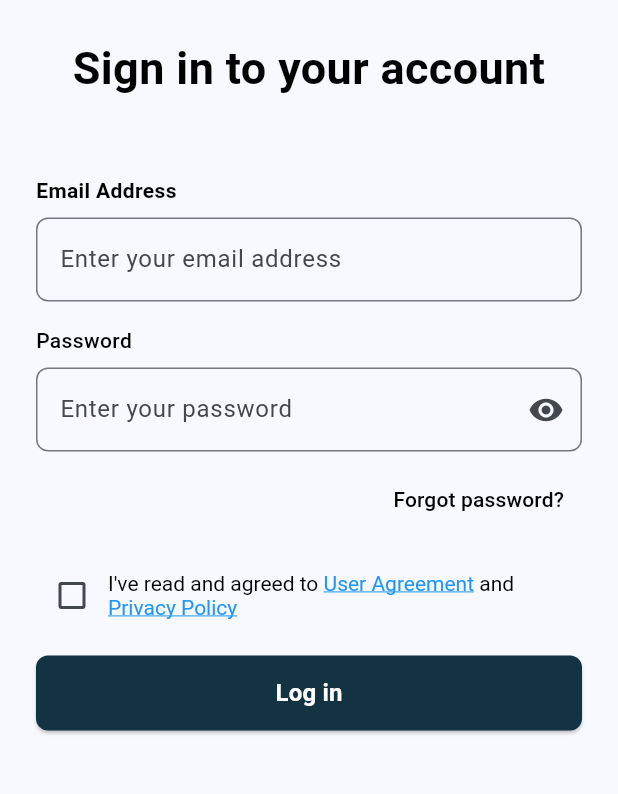
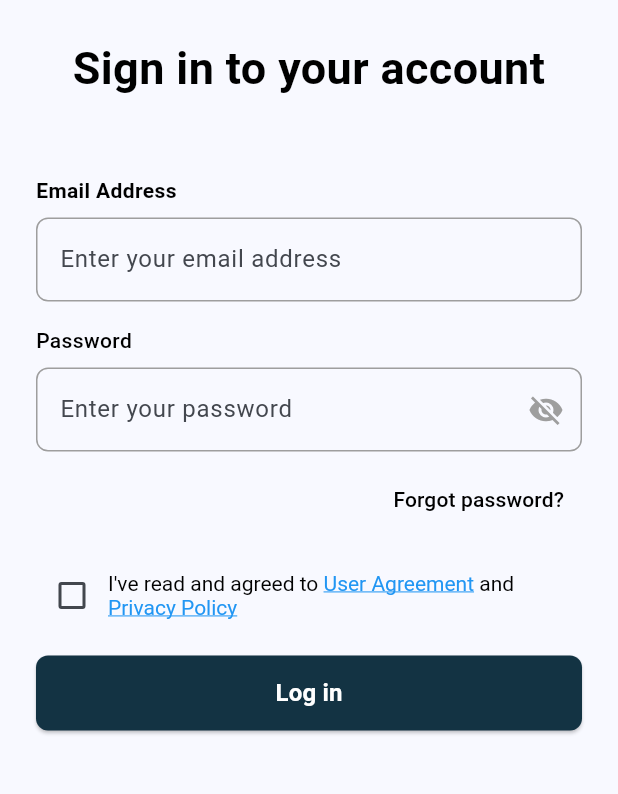
Before and after one commit to naparamon5-spec/Starlink-App, a Flutter app: the screen it shows after launch, on a phone screen of 412 x 824 dp, the part 312-1106 px from its top. Run offline on Flutter 3.47's test engine with Material 3 defaults, Android fonts, the phone set to English and light mode, and no system bars; our stand-ins replace flutter_svg, shared_preferences.

Commit message:
update: login screen

```diff
--- a/lib/pages/login_screen.dart
+++ b/lib/pages/login_screen.dart
@@ -1,10 +1,47 @@
 import 'package:flutter/material.dart';
 import 'package:flutter_svg/flutter_svg.dart';
 import 'home/home_screen.dart';
-import 'forgot_password.dart'; // Updated import to match the correct file name
+import 'forgot_password.dart';
 
-class LoginScreen extends StatelessWidget {
+class LoginScreen extends StatefulWidget {
   const LoginScreen({super.key});
+
+  @override
+  State<LoginScreen> createState() => _LoginScreenState();
+}
+
+class _LoginScreenState extends State<LoginScreen> {
+  bool _isPasswordVisible = false;
+  bool _isAgreedToTerms = false;
+  bool _showValidation =
+      false; // Add state to track if validation should be shown
+  final _formKey = GlobalKey<FormState>();
+  final _emailController = TextEditingController();
+  final _passwordController = TextEditingController();
+
+  bool isEmailValid(String email) {
+    return RegExp(r'^[\w-\.]+@([\w-]+\.)+[\w-]{2,4}$').hasMatch(email);
+  }
+
+  @override
+  void dispose() {
+    _emailController.dispose();
+    _passwordController.dispose();
+    super.dispose();
+  }
+
+  void _handleLogin() {
+    setState(() {
+      _showValidation = true; // Show validation on login attempt
+    });
+
+    if (_formKey.currentState!.validate() && _isAgreedToTerms) {
+      Navigator.pushReplacement(
+        context,
+        MaterialPageRoute(builder: (context) => HomeScreen()),
+      );
+    }
+  }
 
   @override
   Widget build(BuildContext context) {
@@ -13,15 +50,20 @@ class LoginScreen extends StatelessWidget {
         child: Padding(
           padding: const EdgeInsets.symmetric(horizontal: 24.0),
           child: SingleChildScrollView(
+            child: Form(
+              key: _formKey,
+              autovalidateMode:
+                  _showValidation
+                      ? AutovalidateMode.always
+                      : AutovalidateMode
+                          .disabled, // Control when validation shows
               child: Column(
                 mainAxisAlignment: MainAxisAlignment.center,
                 crossAxisAlignment: CrossAxisAlignment.center,
                 children: [
                   SizedBox(height: 45),
-                // Logo
                   SvgPicture.asset('assets/images/logo_full.svg', height: 50),
                   SizedBox(height: 24),
-                // Title
                   Text(
                     'Sign in to your account',
                     style: TextStyle(
@@ -31,8 +73,7 @@ class LoginScreen extends StatelessWidget {
                     ),
                     textAlign: TextAlign.center,
                   ),
-                SizedBox(height: 50), // Increased spacing below the title
-                // Email Address Field
+                  SizedBox(height: 50),
                   Align(
                     alignment: Alignment.centerLeft,
                     child: Text(
@@ -45,16 +86,45 @@ class LoginScreen extends StatelessWidget {
                     ),
                   ),
                   SizedBox(height: 8),
-                TextField(
+                  TextFormField(
+                    controller: _emailController,
+                    keyboardType: TextInputType.emailAddress,
                     decoration: InputDecoration(
                       hintText: 'Enter your email address',
                       border: OutlineInputBorder(
                         borderRadius: BorderRadius.circular(8.0),
+                        borderSide: BorderSide(color: Colors.grey),
                       ),
+                      enabledBorder: OutlineInputBorder(
+                        borderRadius: BorderRadius.circular(8.0),
+                        borderSide: BorderSide(color: Colors.grey),
                       ),
+                      focusedBorder: OutlineInputBorder(
+                        borderRadius: BorderRadius.circular(8.0),
+                        borderSide: BorderSide(color: Color(0xFF133343)),
+                      ),
+                      errorBorder: OutlineInputBorder(
+                        borderRadius: BorderRadius.circular(8.0),
+                        borderSide: BorderSide(color: Colors.red, width: 1.5),
+                      ),
+                      focusedErrorBorder: OutlineInputBorder(
+                        borderRadius: BorderRadius.circular(8.0),
+                        borderSide: BorderSide(color: Colors.red, width: 1.5),
+                      ),
+                      errorStyle: TextStyle(color: Colors.red, fontSize: 12),
+                      errorMaxLines: 2, // Allow error text to wrap
+                    ),
+                    validator: (value) {
+                      if (value == null || value.isEmpty) {
+                        return 'Please enter your email address';
+                      }
+                      if (!isEmailValid(value)) {
+                        return 'Please enter a valid email address';
+                      }
+                      return null;
+                    },
                   ),
                   SizedBox(height: 16),
-                // Password Field
                   Align(
                     alignment: Alignment.centerLeft,
                     child: Text(
@@ -67,18 +137,58 @@ class LoginScreen extends StatelessWidget {
                     ),
                   ),
                   SizedBox(height: 8),
-                TextField(
-                  obscureText: true,
+                  TextFormField(
+                    controller: _passwordController,
+                    obscureText: !_isPasswordVisible,
                     decoration: InputDecoration(
                       hintText: 'Enter your password',
                       border: OutlineInputBorder(
                         borderRadius: BorderRadius.circular(8.0),
+                        borderSide: BorderSide(color: Colors.grey),
                       ),
-                    suffixIcon: Icon(Icons.visibility),
+                      enabledBorder: OutlineInputBorder(
+                        borderRadius: BorderRadius.circular(8.0),
+                        borderSide: BorderSide(color: Colors.grey),
+                      ),
+                      focusedBorder: OutlineInputBorder(
+                        borderRadius: BorderRadius.circular(8.0),
+                        borderSide: BorderSide(color: Color(0xFF133343)),
+                      ),
+                      errorBorder: OutlineInputBorder(
+                        borderRadius: BorderRadius.circular(8.0),
+                        borderSide: BorderSide(color: Colors.red, width: 1.5),
+                      ),
+                      focusedErrorBorder: OutlineInputBorder(
+                        borderRadius: BorderRadius.circular(8.0),
+                        borderSide: BorderSide(color: Colors.red, width: 1.5),
+                      ),
+                      errorStyle: TextStyle(color: Colors.red, fontSize: 12),
+                      errorMaxLines: 2, // Allow error text to wrap
+                      suffixIcon: IconButton(
+                        icon: Icon(
+                          _isPasswordVisible
+                              ? Icons.visibility
+                              : Icons.visibility_off,
+                          color: Colors.grey,
+                        ),
+                        onPressed: () {
+                          setState(() {
+                            _isPasswordVisible = !_isPasswordVisible;
+                          });
+                        },
                       ),
                     ),
+                    validator: (value) {
+                      if (value == null || value.isEmpty) {
+                        return 'Please enter your password';
+                      }
+                      if (value.length < 6) {
+                        return 'Password must be at least 6 characters';
+                      }
+                      return null;
+                    },
+                  ),
                   SizedBox(height: 8),
-                // Forgot Password
                   Align(
                     alignment: Alignment.centerRight,
                     child: TextButton(
@@ -86,9 +196,7 @@ class LoginScreen extends StatelessWidget {
                         Navigator.push(
                           context,
                           MaterialPageRoute(
-                          builder:
-                              (context) =>
-                                  ForgotPasswordPage(), // Updated to match the correct class name
+                            builder: (context) => ForgotPasswordPage(),
                           ),
                         );
                       },
@@ -99,10 +207,16 @@ class LoginScreen extends StatelessWidget {
                     ),
                   ),
                   SizedBox(height: 16),
-                // Agreement Checkbox
                   Row(
                     children: [
-                    Checkbox(value: false, onChanged: (value) {}),
+                      Checkbox(
+                        value: _isAgreedToTerms,
+                        onChanged: (value) {
+                          setState(() {
+                            _isAgreedToTerms = value ?? false;
+                          });
+                        },
+                      ),
                       Expanded(
                         child: RichText(
                           text: TextSpan(
@@ -130,15 +244,19 @@ class LoginScreen extends StatelessWidget {
                       ),
                     ],
                   ),
+                  if (_showValidation &&
+                      !_isAgreedToTerms) // Show terms agreement error
+                    Padding(
+                      padding: const EdgeInsets.only(top: 8.0),
+                      child: Text(
+                        'Please agree to the Terms and Privacy Policy',
+                        style: TextStyle(color: Colors.red, fontSize: 12),
+                      ),
+                    ),
                   SizedBox(height: 16),
-                // Sign In Button
                   ElevatedButton(
-                  onPressed: () {
-                    Navigator.pushReplacement(
-                      context,
-                      MaterialPageRoute(builder: (context) => HomeScreen()),
-                    );
-                  },
+                    onPressed:
+                        _handleLogin, // Always allow clicking to show validation
                     style: ElevatedButton.styleFrom(
                       minimumSize: Size(double.infinity, 50),
                       backgroundColor: Color(0xFF133343),
@@ -161,6 +279,7 @@ class LoginScreen extends StatelessWidget {
             ),
           ),
         ),
+      ),
     );
   }
 }
```
Lines whose indentation alone changed are shown as unchanged.
